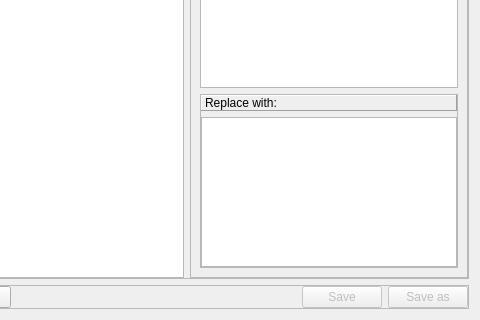
First picture: the form in GUI/gui_lmd.ui, repository mikewii/libkorra, before the edit; both pictures show x 81 to 561 and y 106 to 426 of the 561 by 426 pixel window.
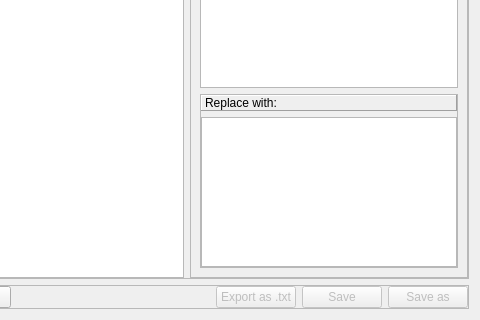
Second picture: the form after the edit.

Diff of the .ui file:
```diff
--- a/GUI/gui_lmd.ui
+++ b/GUI/gui_lmd.ui
@@ -210,6 +210,16 @@
         </property>
        </spacer>
       </item>
+      <item>
+       <widget class="QPushButton" name="btn_Export">
+        <property name="enabled">
+         <bool>false</bool>
+        </property>
+        <property name="text">
+         <string>Export as .txt</string>
+        </property>
+       </widget>
+      </item>
       <item>
        <widget class="QPushButton" name="btn_Save">
         <property name="enabled">
```
